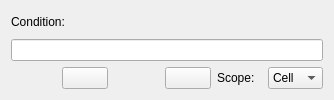
First picture: the form in src/ui/HighlightWidget.ui, repository agateau/lovi, before the edit.
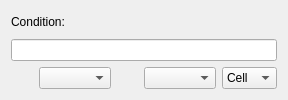
Second picture: the form after the edit. Custom widgets are drawn as their Qt base class.

Commit message: Make HighlightWidget more compact

What changed in the file:
```diff
--- a/src/ui/HighlightWidget.ui
+++ b/src/ui/HighlightWidget.ui
@@ -6,7 +6,7 @@
    <rect>
     <x>0</x>
     <y>0</y>
-    <width>334</width>
+    <width>288</width>
     <height>100</height>
    </rect>
   </property>
@@ -14,28 +14,12 @@
    <string>Form</string>
   </property>
   <layout class="QGridLayout" name="gridLayout">
-   <item row="1" column="0" colspan="6">
+   <item row="2" column="3">
+    <widget class="ColorWidget" name="fgColorWidget"/>
+   </item>
+   <item row="1" column="0" colspan="5">
     <widget class="QLineEdit" name="conditionLineEdit"/>
    </item>
-   <item row="2" column="0">
-    <widget class="QLabel" name="bgColorLabel">
-     <property name="minimumSize">
-      <size>
-       <width>16</width>
-       <height>0</height>
-      </size>
-     </property>
-     <property name="text">
-      <string/>
-     </property>
-     <property name="buddy">
-      <cstring>bgColorWidget</cstring>
-     </property>
-    </widget>
-   </item>
-   <item row="2" column="1">
-    <widget class="ColorWidget" name="bgColorWidget"/>
-   </item>
    <item row="2" column="2">
     <widget class="QLabel" name="fgColorLabel">
      <property name="minimumSize">
@@ -52,20 +36,17 @@
      </property>
     </widget>
    </item>
-   <item row="2" column="3">
-    <widget class="ColorWidget" name="fgColorWidget"/>
+   <item row="0" column="0" colspan="5">
+    <widget class="QLabel" name="label">
+     <property name="text">
+      <string>Condition:</string>
+     </property>
+     <property name="buddy">
+      <cstring>conditionLineEdit</cstring>
+     </property>
+    </widget>
    </item>
    <item row="2" column="4">
-    <widget class="QLabel" name="label_4">
-     <property name="text">
-      <string>Scope:</string>
-     </property>
-     <property name="buddy">
-      <cstring>scopeComboBox</cstring>
-     </property>
-    </widget>
-   </item>
-   <item row="2" column="5">
     <widget class="QComboBox" name="scopeComboBox">
      <item>
       <property name="text">
@@ -79,22 +60,31 @@
      </item>
     </widget>
    </item>
-   <item row="0" column="0" colspan="6">
-    <widget class="QLabel" name="label">
+   <item row="2" column="0">
+    <widget class="QLabel" name="bgColorLabel">
+     <property name="minimumSize">
+      <size>
+       <width>16</width>
+       <height>0</height>
+      </size>
+     </property>
      <property name="text">
-      <string>Condition:</string>
+      <string/>
      </property>
      <property name="buddy">
       <cstring>conditionLineEdit</cstring>
      </property>
     </widget>
    </item>
+   <item row="2" column="1">
+    <widget class="ColorWidget" name="bgColorWidget"/>
+   </item>
   </layout>
  </widget>
  <customwidgets>
   <customwidget>
    <class>ColorWidget</class>
-   <extends>QPushButton</extends>
+   <extends>QComboBox</extends>
    <header>ColorWidget.h</header>
   </customwidget>
  </customwidgets>
```
Left out of the diff: 2 changed lines with no effect on the pictures.
